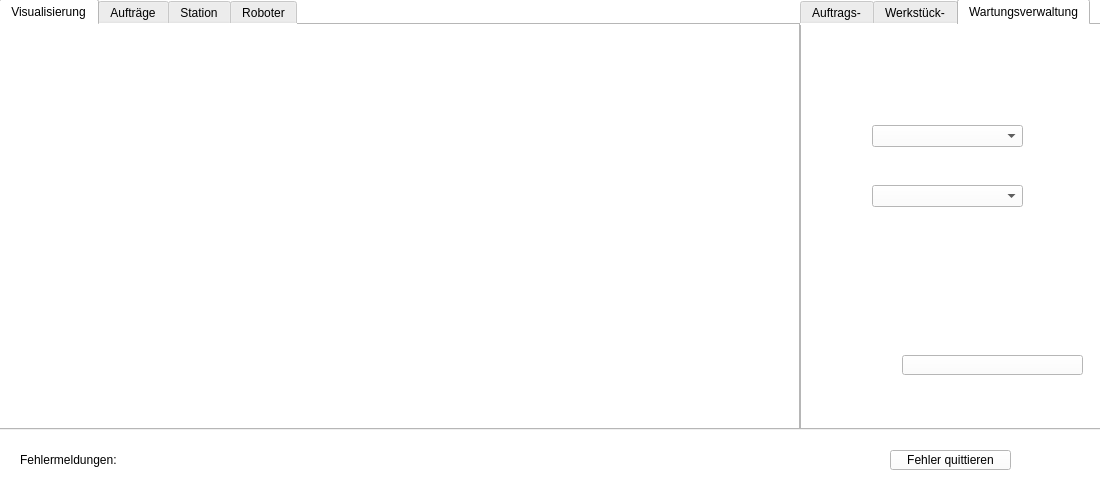
The window that mainwindow.ui (Sandra13579/Visualisierung) describes before a commit, drawn with Qt 5.
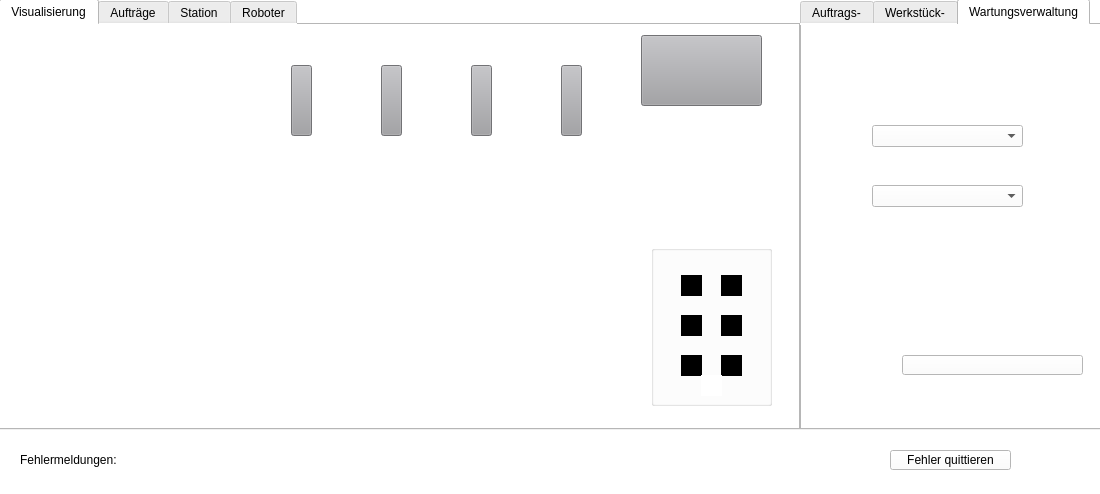
The same window after the commit. The open tabs and pages were chosen to show the change. Custom widgets are drawn as their Qt base class.

What changed in the file:
```diff
--- a/mainwindow.ui
+++ b/mainwindow.ui
@@ -60,6 +60,267 @@
        <string notr="true"/>
       </property>
      </widget>
+     <widget class="QPushButton" name="pushButton_2">
+      <property name="geometry">
+       <rect>
+        <x>290</x>
+        <y>40</y>
+        <width>21</width>
+        <height>71</height>
+       </rect>
+      </property>
+      <property name="autoFillBackground">
+       <bool>false</bool>
+      </property>
+      <property name="styleSheet">
+       <string notr="true">background-color: rgb(160, 160, 164);
+border-color: rgb(0, 0, 0);</string>
+      </property>
+      <property name="text">
+       <string/>
+      </property>
+      <property name="flat">
+       <bool>false</bool>
+      </property>
+     </widget>
+     <widget class="QPushButton" name="pushButton_4">
+      <property name="geometry">
+       <rect>
+        <x>380</x>
+        <y>40</y>
+        <width>21</width>
+        <height>71</height>
+       </rect>
+      </property>
+      <property name="autoFillBackground">
+       <bool>false</bool>
+      </property>
+      <property name="styleSheet">
+       <string notr="true">background-color: rgb(160, 160, 164);
+border-color: rgb(0, 0, 0);</string>
+      </property>
+      <property name="text">
+       <string/>
+      </property>
+      <property name="flat">
+       <bool>false</bool>
+      </property>
+     </widget>
+     <widget class="QPushButton" name="pushButton_5">
+      <property name="geometry">
+       <rect>
+        <x>470</x>
+        <y>40</y>
+        <width>21</width>
+        <height>71</height>
+       </rect>
+      </property>
+      <property name="autoFillBackground">
+       <bool>false</bool>
+      </property>
+      <property name="styleSheet">
+       <string notr="true">background-color: rgb(160, 160, 164);
+border-color: rgb(0, 0, 0);</string>
+      </property>
+      <property name="text">
+       <string/>
+      </property>
+      <property name="flat">
+       <bool>false</bool>
+      </property>
+     </widget>
+     <widget class="QPushButton" name="pushButton_6">
+      <property name="geometry">
+       <rect>
+        <x>560</x>
+        <y>40</y>
+        <width>21</width>
+        <height>71</height>
+       </rect>
+      </property>
+      <property name="autoFillBackground">
+       <bool>false</bool>
+      </property>
+      <property name="styleSheet">
+       <string notr="true">background-color: rgb(160, 160, 164);
+border-color: rgb(0, 0, 0);</string>
+      </property>
+      <property name="text">
+       <string/>
+      </property>
+      <property name="flat">
+       <bool>false</bool>
+      </property>
+     </widget>
+     <widget class="QPushButton" name="pushButton_7">
+      <property name="geometry">
+       <rect>
+        <x>640</x>
+        <y>10</y>
+        <width>121</width>
+        <height>71</height>
+       </rect>
+      </property>
+      <property name="autoFillBackground">
+       <bool>false</bool>
+      </property>
+      <property name="styleSheet">
+       <string notr="true">background-color: rgb(160, 160, 164);
+border-color: rgb(0, 0, 0);</string>
+      </property>
+      <property name="text">
+       <string/>
+      </property>
+      <property name="flat">
+       <bool>false</bool>
+      </property>
+     </widget>
+     <widget class="QGroupBox" name="groupBox">
+      <property name="geometry">
+       <rect>
+        <x>650</x>
+        <y>220</y>
+        <width>121</width>
+        <height>161</height>
+       </rect>
+      </property>
+      <property name="title">
+       <string/>
+      </property>
+      <widget class="QLabel" name="label_stat11">
+       <property name="geometry">
+        <rect>
+         <x>70</x>
+         <y>30</y>
+         <width>21</width>
+         <height>21</height>
+        </rect>
+       </property>
+       <property name="autoFillBackground">
+        <bool>false</bool>
+       </property>
+       <property name="styleSheet">
+        <string notr="true">background-color: rgb(0, 0, 0);</string>
+       </property>
+       <property name="text">
+        <string/>
+       </property>
+      </widget>
+      <widget class="QLabel" name="label_stat21">
+       <property name="geometry">
+        <rect>
+         <x>30</x>
+         <y>30</y>
+         <width>21</width>
+         <height>21</height>
+        </rect>
+       </property>
+       <property name="autoFillBackground">
+        <bool>false</bool>
+       </property>
+       <property name="styleSheet">
+        <string notr="true">background-color: rgb(0, 0, 0);</string>
+       </property>
+       <property name="text">
+        <string/>
+       </property>
+      </widget>
+      <widget class="QLabel" name="label_stat12">
+       <property name="geometry">
+        <rect>
+         <x>70</x>
+         <y>70</y>
+         <width>21</width>
+         <height>21</height>
+        </rect>
+       </property>
+       <property name="autoFillBackground">
+        <bool>false</bool>
+       </property>
+       <property name="styleSheet">
+        <string notr="true">background-color: rgb(0, 0, 0);</string>
+       </property>
+       <property name="text">
+        <string/>
+       </property>
+      </widget>
+      <widget class="QLabel" name="label_stat13">
+       <property name="geometry">
+        <rect>
+         <x>70</x>
+         <y>110</y>
+         <width>21</width>
+         <height>21</height>
+        </rect>
+       </property>
+       <property name="autoFillBackground">
+        <bool>false</bool>
+       </property>
+       <property name="styleSheet">
+        <string notr="true">background-color: rgb(0, 0, 0);</string>
+       </property>
+       <property name="text">
+        <string/>
+       </property>
+      </widget>
+      <widget class="QLabel" name="label_stat22">
+       <property name="geometry">
+        <rect>
+         <x>30</x>
+         <y>70</y>
+         <width>21</width>
+         <height>21</height>
+        </rect>
+       </property>
+       <property name="autoFillBackground">
+        <bool>false</bool>
+       </property>
+       <property name="styleSheet">
+        <string notr="true">background-color: rgb(0, 0, 0);</string>
+       </property>
+       <property name="text">
+        <string/>
+       </property>
+      </widget>
+      <widget class="QLabel" name="label_stat23">
+       <property name="geometry">
+        <rect>
+         <x>30</x>
+         <y>110</y>
+         <width>21</width>
+         <height>21</height>
+        </rect>
+       </property>
+       <property name="autoFillBackground">
+        <bool>false</bool>
+       </property>
+       <property name="styleSheet">
+        <string notr="true">background-color: rgb(0, 0, 0);</string>
+       </property>
+       <property name="text">
+        <string/>
+       </property>
+      </widget>
+      <widget class="QLabel" name="label_stat22_2">
+       <property name="geometry">
+        <rect>
+         <x>50</x>
+         <y>130</y>
+         <width>21</width>
+         <height>21</height>
+        </rect>
+       </property>
+       <property name="autoFillBackground">
+        <bool>false</bool>
+       </property>
+       <property name="styleSheet">
+        <string notr="true">background-color: rgb(255, 255, 255);</string>
+       </property>
+       <property name="text">
+        <string/>
+       </property>
+      </widget>
+     </widget>
     </widget>
     <widget class="QWidget" name="tab_2">
      <attribute name="title">
```
Left out of the diff: 4 changed lines with no effect on the pictures.
